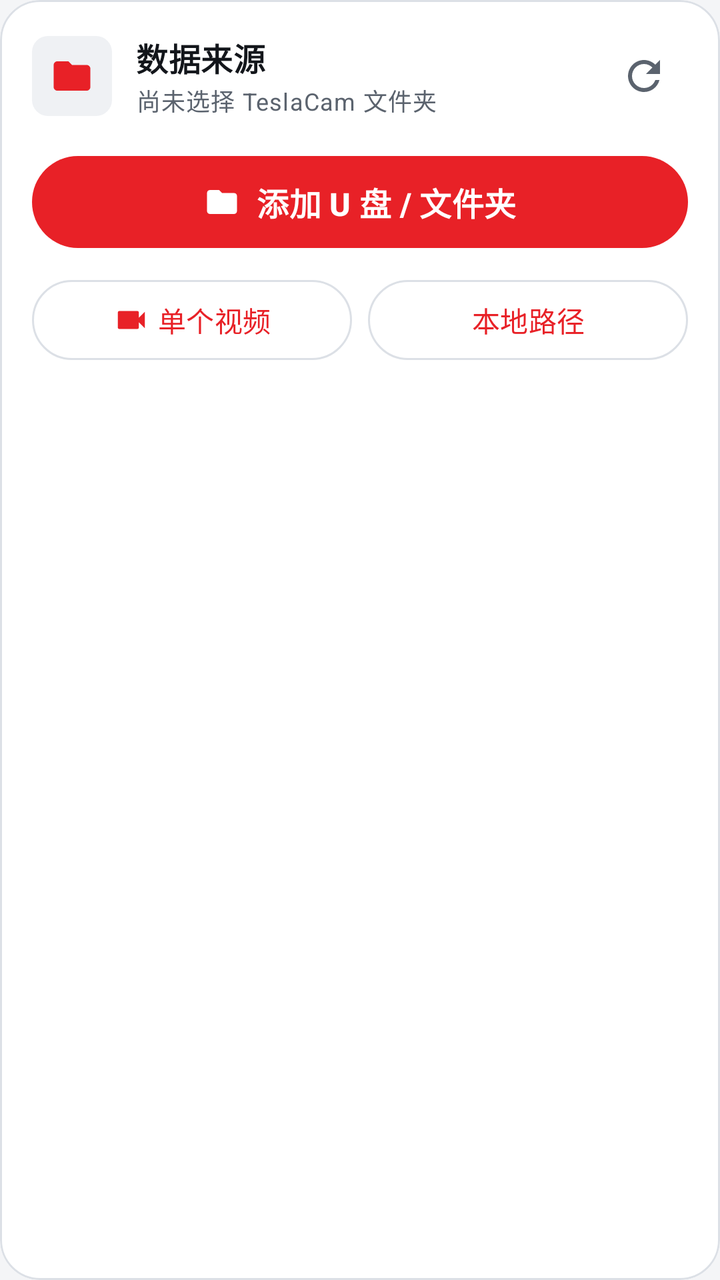
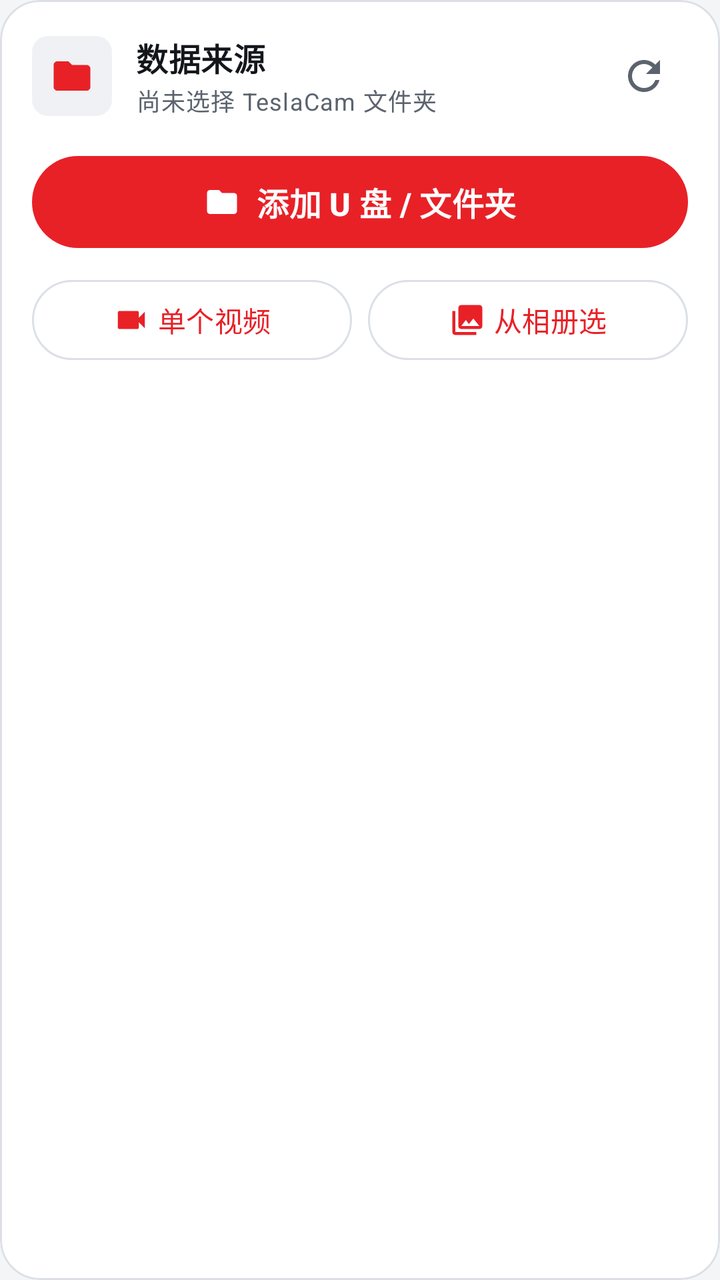

Screens rendered from an Android XML layout before and after an edit, with the pre-edit source and the edit as a unified diff.
<!-- AndroidManifest.xml: application theme Theme.TeslaCam -->
<!-- res/layout/item_header_source.xml -->
<?xml version="1.0" encoding="utf-8"?>
<com.google.android.material.card.MaterialCardView xmlns:android="http://schemas.android.com/apk/res/android"
    xmlns:app="http://schemas.android.com/apk/res-auto"
    android:layout_width="match_parent"
    android:layout_height="wrap_content"
    android:layout_marginStart="16dp"
    android:layout_marginTop="16dp"
    android:layout_marginEnd="16dp"
    app:cardBackgroundColor="@color/surface"
    app:cardCornerRadius="20dp"
    app:cardElevation="0dp"
    app:strokeColor="@color/outline"
    app:strokeWidth="1dp">

    <LinearLayout
        android:layout_width="match_parent"
        android:layout_height="wrap_content"
        android:orientation="vertical"
        android:padding="16dp">

        <LinearLayout
            android:layout_width="match_parent"
            android:layout_height="wrap_content"
            android:gravity="center_vertical"
            android:orientation="horizontal">

            <FrameLayout
                android:layout_width="40dp"
                android:layout_height="40dp"
                android:background="@drawable/bg_badge">

                <ImageView
                    android:layout_width="22dp"
                    android:layout_height="22dp"
                    android:layout_gravity="center"
                    android:contentDescription="@string/source_title"
                    android:src="@drawable/ic_folder"
                    app:tint="@color/brand_red" />
            </FrameLayout>

            <LinearLayout
                android:layout_width="0dp"
                android:layout_height="wrap_content"
                android:layout_marginStart="12dp"
                android:layout_weight="1"
                android:orientation="vertical">

                <TextView
                    android:layout_width="wrap_content"
                    android:layout_height="wrap_content"
                    android:text="@string/source_title"
                    android:textAppearance="@style/Text.Tesla.Title" />

                <TextView
                    android:id="@+id/tvSourceName"
                    android:layout_width="match_parent"
                    android:layout_height="wrap_content"
                    android:layout_marginTop="1dp"
                    android:ellipsize="middle"
                    android:maxLines="1"
                    android:text="@string/source_none"
                    android:textAppearance="@style/Text.Tesla.Caption"
                    android:textColor="@color/on_surface_variant" />
            </LinearLayout>

            <ImageButton
                android:id="@+id/btnRescan"
                android:layout_width="44dp"
                android:layout_height="44dp"
                android:background="?attr/selectableItemBackgroundBorderless"
                android:contentDescription="@string/action_rescan"
                android:src="@drawable/ic_refresh"
                app:tint="@color/on_surface_variant" />
        </LinearLayout>

        <com.google.android.material.button.MaterialButton
            android:id="@+id/btnPickFolder"
            style="@style/Widget.TeslaCam.Button.Primary"
            android:layout_width="match_parent"
            android:layout_height="wrap_content"
            android:layout_marginTop="14dp"
            android:text="@string/action_add_folder"
            app:icon="@drawable/ic_folder"
            app:iconGravity="textStart" />

        <LinearLayout
            android:layout_width="match_parent"
            android:layout_height="wrap_content"
            android:layout_marginTop="8dp"
            android:orientation="horizontal">

            <com.google.android.material.button.MaterialButton
                android:id="@+id/btnPickFile"
                style="@style/Widget.TeslaCam.Button.Outline"
                android:layout_width="0dp"
                android:layout_height="wrap_content"
                android:layout_weight="1"
                android:text="@string/action_pick_file"
                app:icon="@drawable/ic_video"
                app:iconGravity="textStart" />

            <com.google.android.material.button.MaterialButton
                android:id="@+id/btnPickPath"
                style="@style/Widget.TeslaCam.Button.Outline"
                android:layout_width="0dp"
                android:layout_height="wrap_content"
                android:layout_marginStart="8dp"
                android:layout_weight="1"
                android:text="@string/action_pick_path" />
        </LinearLayout>
    </LinearLayout>
</com.google.android.material.card.MaterialCardView>
<!-- resources referenced by this layout -->
<resources>
  <color name="brand_red">#E82127</color>
  <color name="on_surface_variant">#5B636E</color>
  <color name="outline">#DCE0E6</color>
  <color name="surface">#FFFFFF</color>
  <!-- drawable bg_badge (drawable) -->
  <?xml version="1.0" encoding="utf-8"?>
  <shape xmlns:android="http://schemas.android.com/apk/res/android"
      android:shape="rectangle">
      <solid android:color="@color/surface_variant" />
      <corners android:radius="8dp" />
  </shape>
  <string name="action_add_folder">添加 U 盘 / 文件夹</string>
  <string name="action_pick_file">单个视频</string>
  <string name="action_pick_path">本地路径</string>
  <string name="action_rescan">重新扫描</string>
  <string name="source_none">尚未选择 TeslaCam 文件夹</string>
  <string name="source_title">数据来源</string>
  <style name="Text.Tesla.Caption" parent="TextAppearance.Material3.BodySmall">
          <item name="android:textSize">12sp</item>
          <item name="android:lineSpacingExtra">2dp</item>
      </style>
  <style name="Text.Tesla.Title" parent="TextAppearance.Material3.TitleMedium">
          <item name="android:textSize">16sp</item>
          <item name="android:textStyle">bold</item>
      </style>
  <style name="Widget.TeslaCam.Button.Outline" parent="Widget.Material3.Button.OutlinedButton">
          <item name="android:minHeight">48dp</item>
          <item name="cornerRadius">24dp</item>
          <item name="android:textSize">14sp</item>
          <item name="android:textAllCaps">false</item>
      </style>
  <style name="Widget.TeslaCam.Button.Primary" parent="Widget.Material3.Button">
          <item name="android:minHeight">54dp</item>
          <item name="cornerRadius">27dp</item>
          <item name="android:textSize">16sp</item>
          <item name="android:textStyle">bold</item>
          <item name="iconPadding">8dp</item>
      </style>
  <color name="surface_variant">#EFF1F4</color>
  <color name="on_brand">#FFFFFF</color>
  <color name="brand_container">#FCE8E9</color>
  <color name="on_brand_container">#7A1116</color>
  <color name="on_surface">#13161B</color>
  <color name="bg">#F4F5F7</color>
  <color name="tesla_dark">#171A20</color>
  <style name="ThemeOverlay.TeslaCam.Dialog" parent="ThemeOverlay.Material3.MaterialAlertDialog">
          <item name="colorSurface">@color/surface</item>
          <item name="colorOnSurface">@color/on_surface</item>
          <item name="shapeAppearanceOverlay">@style/ShapeAppearance.TeslaCam.Sheet</item>
      </style>
  <style name="ThemeOverlay.TeslaCam.BottomSheet" parent="ThemeOverlay.Material3.BottomSheetDialog">
          <item name="bottomSheetStyle">@style/Widget.TeslaCam.BottomSheet</item>
          <item name="colorSurface">@color/surface</item>
      </style>
  <style name="ShapeAppearance.TeslaCam.Sheet" parent="">
          <item name="cornerFamily">rounded</item>
          <item name="cornerSize">24dp</item>
      </style>
  <style name="Widget.TeslaCam.BottomSheet" parent="Widget.Material3.BottomSheet.Modal">
          <item name="shapeAppearance">@style/ShapeAppearance.TeslaCam.BottomSheet</item>
          <item name="backgroundTint">@color/surface</item>
      </style>
  <style name="ShapeAppearance.TeslaCam.BottomSheet" parent="">
          <item name="cornerFamily">rounded</item>
          <item name="cornerSizeTopLeft">28dp</item>
          <item name="cornerSizeTopRight">28dp</item>
          <item name="cornerSizeBottomLeft">0dp</item>
          <item name="cornerSizeBottomRight">0dp</item>
      </style>
  <!-- unchanged entries left out for length: 4 -->
</resources>

<!-- the commit's change to res/layout/item_header_source.xml (unified diff, before → after) -->
@@ -100,13 +100,15 @@
                 app:iconGravity="textStart" />
 
             <com.google.android.material.button.MaterialButton
-                android:id="@+id/btnPickPath"
+                android:id="@+id/btnPickAlbum"
                 style="@style/Widget.TeslaCam.Button.Outline"
                 android:layout_width="0dp"
                 android:layout_height="wrap_content"
                 android:layout_marginStart="8dp"
                 android:layout_weight="1"
-                android:text="@string/action_pick_path" />
+                android:text="@string/action_pick_album"
+                app:icon="@drawable/ic_photo_library"
+                app:iconGravity="textStart" />
         </LinearLayout>
     </LinearLayout>
 </com.google.android.material.card.MaterialCardView>
<!-- resource entries referenced after the edit -->
@@ -11,9 +11,21 @@
       <solid android:color="@color/surface_variant" />
       <corners android:radius="8dp" />
   </shape>
+  <!-- drawable ic_photo_library (drawable) -->
+  <?xml version="1.0" encoding="utf-8"?>
+  <vector xmlns:android="http://schemas.android.com/apk/res/android"
+      android:width="24dp"
+      android:height="24dp"
+      android:viewportWidth="24"
+      android:viewportHeight="24"
+      android:tint="?attr/colorOnSurface">
+      <path
+          android:fillColor="@android:color/white"
+          android:pathData="M22,16V4c0,-1.1 -0.9,-2 -2,-2H8c-1.1,0 -2,0.9 -2,2v12c0,1.1 0.9,2 2,2h12c1.1,0 2,-0.9 2,-2zM11,12l2.03,2.71L16,11l4,5H8l3,-4zM2,6v14c0,1.1 0.9,2 2,2h14v-2H4V6H2z" />
+  </vector>
   <string name="action_add_folder">添加 U 盘 / 文件夹</string>
+  <string name="action_pick_album">从相册选</string>
   <string name="action_pick_file">单个视频</string>
-  <string name="action_pick_path">本地路径</string>
   <string name="action_rescan">重新扫描</string>
   <string name="source_none">尚未选择 TeslaCam 文件夹</string>
   <string name="source_title">数据来源</string>
